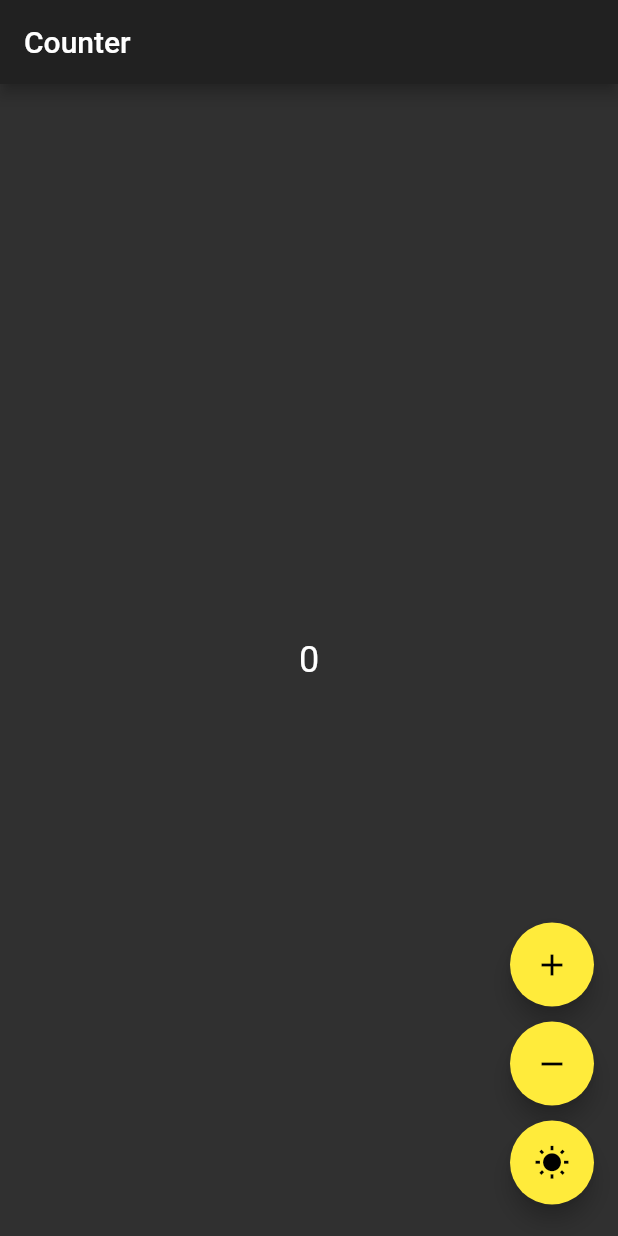
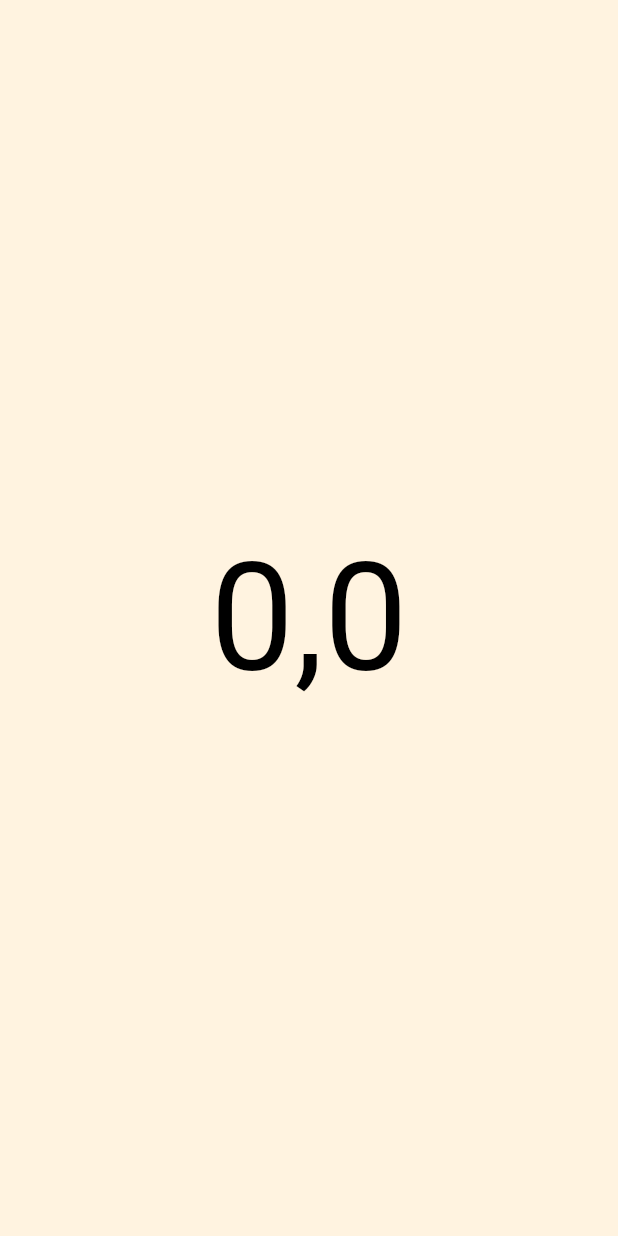
Before and after one commit to phanirithvij/experiments, a Flutter app: the screen it shows after launch, on a phone screen of 412 x 824 dp. Run offline on Flutter 3.47's test engine with Material 2 defaults, Android fonts, the phone set to English and light mode, and no system bars; our stand-ins replace bloc, flutter_bloc.

Commit message:
done with fullscreen gridview

```diff
--- a/experimentz/lib/main.dart
+++ b/experimentz/lib/main.dart
@@ -1,98 +1,133 @@
-import 'dart:async';
+import 'dart:math';
 
 import 'package:flutter/material.dart';
+import 'package:flutter/services.dart';
 
-import 'package:bloc/bloc.dart';
-import 'package:flutter_bloc/flutter_bloc.dart';
-
-class SimpleBlocDelegate extends BlocDelegate {
-  @override
-  void onEvent(Bloc bloc, Object event) {
-    super.onEvent(bloc, event);
-    print(event);
+void main() {
+  SystemChrome.setEnabledSystemUIOverlays([]);
+  runApp(MyApp());
 }
 
-  @override
-  void onTransition(Bloc bloc, Transition transition) {
-    super.onTransition(bloc, transition);
-    print(transition);
-  }
-
-  @override
-  void onError(Bloc bloc, Object error, StackTrace stacktrace) {
-    super.onError(bloc, error, stacktrace);
-    print(error);
-  }
-}
-
-void main() {
-  BlocSupervisor.delegate = SimpleBlocDelegate();
-  runApp(App());
-}
-
-class App extends StatelessWidget {
+class MyApp extends StatelessWidget {
   @override
   Widget build(BuildContext context) {
-    return BlocProvider<ThemeBloc>(
-      builder: (context) => ThemeBloc(),
-      child: BlocBuilder<ThemeBloc, ThemeData>(
-        builder: (context, theme) {
     return MaterialApp(
-            title: 'Bloc Demo',
-            home: BlocProvider(
-              builder: (context) => CounterBloc(),
-              child: CounterPage(),
-            ),
-            theme: theme,
-          );
-        },
-      ),
+      title: 'Flutter Experiments',
+      theme: ThemeData.dark(),
+      home: MyHomePage(title: 'FlutterExps'),
     );
   }
 }
 
-class CounterPage extends StatelessWidget {
+class MyHomePage extends StatefulWidget {
+  MyHomePage({Key key, this.title}) : super(key: key);
+  final String title;
+
+  @override
+  _MyHomePageState createState() => _MyHomePageState();
+}
+
+class _MyHomePageState extends State<MyHomePage> {
+  List<PageControllerC> _controllers;
+  PageController _rowController;
+  ValueNotifier<int> currIdxNotifier = ValueNotifier(0);
+
+  @override
+  void initState() {
+    _controllers = [
+      PageControllerC(
+        controller: PageController(keepPage: true),
+        recorded: 0,
+      ),
+      PageControllerC(
+        controller: PageController(keepPage: true),
+        recorded: 1,
+      ),
+      PageControllerC(
+        controller: PageController(keepPage: true),
+        recorded: 2,
+      ),
+    ];
+    _rowController = PageController();
+    super.initState();
+  }
+
   @override
   Widget build(BuildContext context) {
     return Scaffold(
-      appBar: AppBar(title: Text('Counter')),
-      body: BlocBuilder<CounterBloc, int>(
-        builder: (context, count) {
-          return Center(
-            child: Text(
-              '$count',
-              style: TextStyle(fontSize: 24.0),
+      body: PageView(
+        controller: _rowController,
+        onPageChanged: (pno) {
+          setState(() {
+            currIdxNotifier.value = pno;
+            print("${currIdxNotifier.value} horizz");
+          });
+        },
+        children: [
+          ColPageView(
+            idx: 0,
+            notifier: currIdxNotifier,
+            controllers: _controllers,
+            children: <Widget>[
+              ColoredWidget(
+                color: Colors.orange[50],
+                direction: "0,0",
               ),
-          );
-        },
+              ColoredWidget(
+                color: Colors.orange[100],
+                direction: "0,1",
               ),
-      floatingActionButton: Column(
-        crossAxisAlignment: CrossAxisAlignment.end,
-        mainAxisAlignment: MainAxisAlignment.end,
-        children: <Widget>[
-          Padding(
-            padding: EdgeInsets.symmetric(vertical: 5.0),
-            child: FloatingActionButton(
-              child: Icon(Icons.add),
-              onPressed: () => BlocProvider.of<CounterBloc>(context)
-                  .add(CounterEvent.increment),
+              ColoredWidget(
+                color: Colors.orange[200],
+                direction: "0,2",
               ),
+              ColoredWidget(
+                color: Colors.orange[300],
+                direction: "0,3",
               ),
-          Padding(
-            padding: EdgeInsets.symmetric(vertical: 5.0),
-            child: FloatingActionButton(
-              child: Icon(Icons.remove),
-              onPressed: () => BlocProvider.of<CounterBloc>(context)
-                  .add(CounterEvent.decrement),
+            ],
           ),
+          ColPageView(
+            notifier: currIdxNotifier,
+            idx: 1,
+            controllers: _controllers,
+            children: [
+              ColoredWidget(
+                color: Colors.green[100],
+                direction: "1,0",
               ),
-          Padding(
-            padding: EdgeInsets.symmetric(vertical: 5.0),
-            child: FloatingActionButton(
-              child: Icon(Icons.wb_sunny),
-              onPressed: () =>
-                  BlocProvider.of<ThemeBloc>(context).add(ThemeEvent.toggle),
+              ColoredWidget(
+                color: Colors.green[200],
+                direction: "1,1",
               ),
+              ColoredWidget(
+                color: Colors.green[300],
+                direction: "1,2",
+              ),
+            ],
+          ),
+          ColPageView(
+            notifier: currIdxNotifier,
+            idx: 2,
+            controllers: _controllers,
+            children: [
+              ColoredWidget(
+                color: Colors.teal[100],
+                direction: "2,0",
+              ),
+              ColoredWidget(
+                color: Colors.teal[200],
+                direction: "2,1",
+              ),
+              ColoredWidget(
+                color: Colors.teal[300],
+                direction: "2,2",
+              ),
+              ColoredWidget(
+                color: Colors.teal[400],
+                direction: "2,3",
+              ),
+            ],
           ),
         ],
       ),
@@ -100,49 +135,104 @@ class CounterPage extends StatelessWidget {
   }
 }
 
-enum CounterEvent { increment, decrement }
+class PageControllerC {
+  PageController controller;
+  int recorded;
+  PageControllerC({
+    this.recorded,
+    this.controller,
+  });
+}
 
-class CounterBloc extends Bloc<CounterEvent, int> {
-  @override
-  int get initialState => 0;
+class ColPageView extends StatefulWidget {
+  final List<Widget> children;
+  final List<PageControllerC> controllers;
+  final ValueNotifier<int> notifier;
+  final int idx;
+
+  const ColPageView({
+    Key key,
+    this.children = const <Widget>[],
+    @required this.idx,
+    @required this.notifier,
+    @required this.controllers,
+  }) : super(key: key);
 
   @override
-  Stream<int> mapEventToState(CounterEvent event) async* {
-    switch (event) {
-      case CounterEvent.decrement:
-        yield state - 1;
-        break;
-      case CounterEvent.increment:
-        yield state + 1;
-        break;
+  _ColPageViewState createState() => _ColPageViewState();
 }
+
+class _ColPageViewState extends State<ColPageView> {
+  @override
+  Widget build(BuildContext context) {
+    return PageView(
+      controller: widget.controllers[widget.idx].controller,
+      //   controller: widget.controller,
+      scrollDirection: Axis.vertical,
+      children: widget.children,
+      onPageChanged: (widget.notifier.value == widget.idx)
+          ? (pno) {
+              var rand = Random();
+              var randnn = rand.nextDouble();
+              widget.controllers.forEach((colpv) {
+                if (widget.controllers[widget.idx] == colpv) {
+                  print("same widget so return $randnn");
+                  return;
+                }
+                bool isSelected = colpv.controller.hasClients
+                    ? colpv.controller.page == pno
+                    : colpv.controller.initialPage == pno;
+
+                if (!isSelected) {
+                  print("not selected");
+                  if (colpv.controller.hasClients) {
+                    colpv.controller.animateToPage(pno,
+                        duration: Duration(milliseconds: 200),
+                        curve: Curves.easeIn);
+                  }
+                }
+                print("$pno $isSelected");
+              });
+              print("col-${widget.idx} changed to $pno");
+              widget.notifier.value = null;
+            }
+          : null,
+    );
   }
 }
 
-enum ThemeEvent { toggle }
+class ColoredWidget extends StatefulWidget {
+  final Color color;
+  final String direction;
 
-class ThemeBloc extends Bloc<ThemeEvent, ThemeData> {
-  @override
-  ThemeData get initialState => ThemeData(
-        brightness: Brightness.dark,
-        accentColor: Colors.yellow,
-      );
+  const ColoredWidget({
+    Key key,
+    @required this.color,
+    @required this.direction,
+  }) : super(key: key);
 
   @override
-  Stream<ThemeData> mapEventToState(ThemeEvent event) async* {
-    switch (event) {
-      case ThemeEvent.toggle:
-        yield state ==
-                ThemeData(
-                  brightness: Brightness.dark,
-                  accentColor: Colors.yellow,
-                )
-            ? ThemeData.light()
-            : ThemeData(
-                brightness: Brightness.dark,
-                accentColor: Colors.yellow,
-              );
-        break;
+  _ColoredWidgetState createState() => _ColoredWidgetState();
 }
+
+class _ColoredWidgetState extends State<ColoredWidget>
+    with AutomaticKeepAliveClientMixin<ColoredWidget> {
+  @override
+  Widget build(BuildContext context) {
+    super.build(context);
+    return Container(
+        color: widget.color,
+        child: Center(
+          child: Text(
+            widget.direction,
+            style: TextStyle(
+              fontSize: 100,
+              color: Colors.black,
+            ),
+          ),
+        ));
   }
+
+  @override
+  bool get wantKeepAlive => true;
 }
--- /dev/null
+++ b/experimentz/lib/main.idxstack.dart
@@ -0,0 +1,70 @@
+import 'package:flutter/material.dart';
+
+void main() => runApp(MyApp());
+
+class MyApp extends StatelessWidget {
+  @override
+  Widget build(BuildContext context) {
+    return MaterialApp(home: MyHomePage());
+  }
+}
+
+class MyHomePage extends StatefulWidget {
+  @override
+  _MyHomePageState createState() => _MyHomePageState();
+}
+
+class _MyHomePageState extends State<MyHomePage> {
+  List<String> pageview0 = ["1", "2", "3"];
+  List<String> pageview1 = ["A", "B", "C"];
+  int pageViewIndex = 0;
+
+  // Try single controller.
+  PageController controller;
+  // Try multiple controller.
+  List<PageController> controllers;
+
+  @override
+  void initState() {
+    super.initState();
+    controller = PageController(initialPage: 0);  // pageview0 and pageview1
+    controllers = [];
+    controllers.add(PageController(initialPage: 0));  // pageview0
+    controllers.add(PageController(initialPage: 0));  // pageview1
+  }
+
+  @override
+  Widget build(BuildContext context) {
+    return Scaffold(
+      appBar: AppBar(
+        actions: <Widget>[
+          IconButton(icon: const Icon(Icons.navigate_next), onPressed: () {
+            setState(() {
+              if (pageViewIndex == 0) pageViewIndex = 1;
+              else pageViewIndex = 0;
+            });
+          },)
+        ],
+      ),
+      body: IndexedStack(
+        index: pageViewIndex,
+        children: <Widget> [
+          PageView.builder(
+            itemBuilder: (context, page) {
+              return Center(child: Text(pageview0[page]));
+            },
+            itemCount: 3,
+            controller: controllers[0],
+          ),
+          PageView.builder(
+            itemBuilder: (context, page) {
+              return Center(child: Text(pageview1[page]));
+            },
+            itemCount: 3,
+            controller: controllers[1],
+          ),
+        ],
+      ),
+    );
+  }
+}
--- a/experimentz/pubspec.yaml
+++ b/experimentz/pubspec.yaml
@@ -10,7 +10,6 @@ dependencies:
     sdk: flutter
 
   flutter_bloc: ^2.0.0
-  provider: ^3.1.0+1
   cupertino_icons: ^0.1.2
 
 dev_dependencies:
```
Also changed, not shown: experimentz/lib/main.bloc.dart (added, +149 -0 lines), experimentz/lib/main.sc.dart (deleted, +0 -149 lines), experimentz/pubspec.lock. Lines whose indentation alone changed are shown as unchanged.
